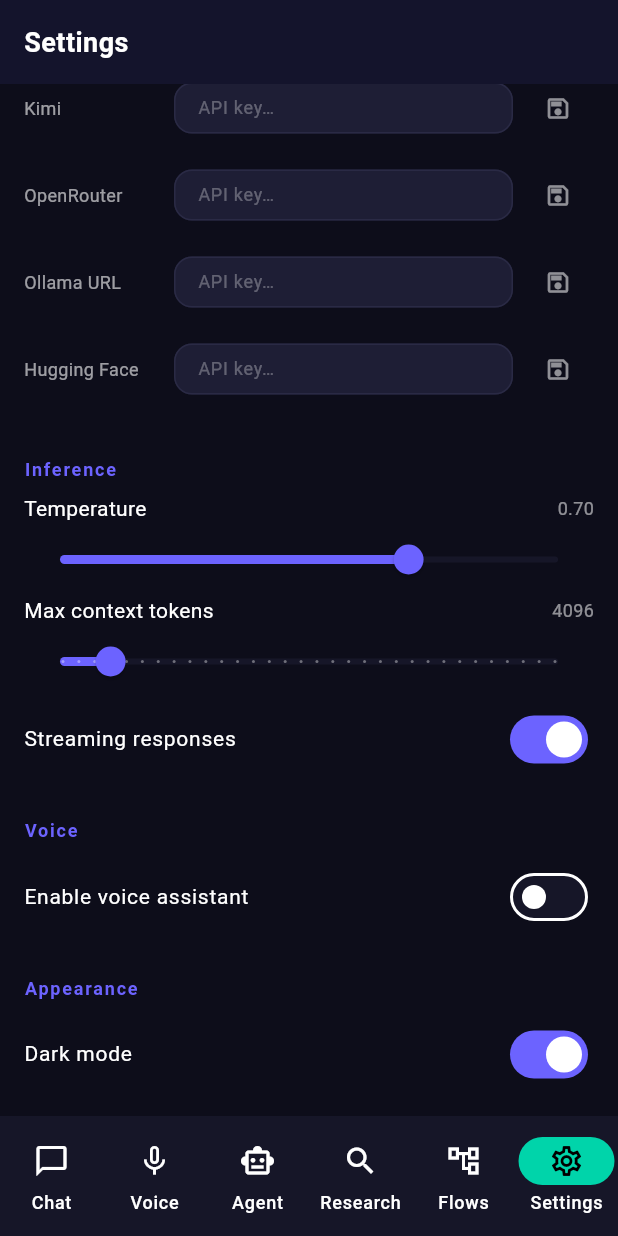
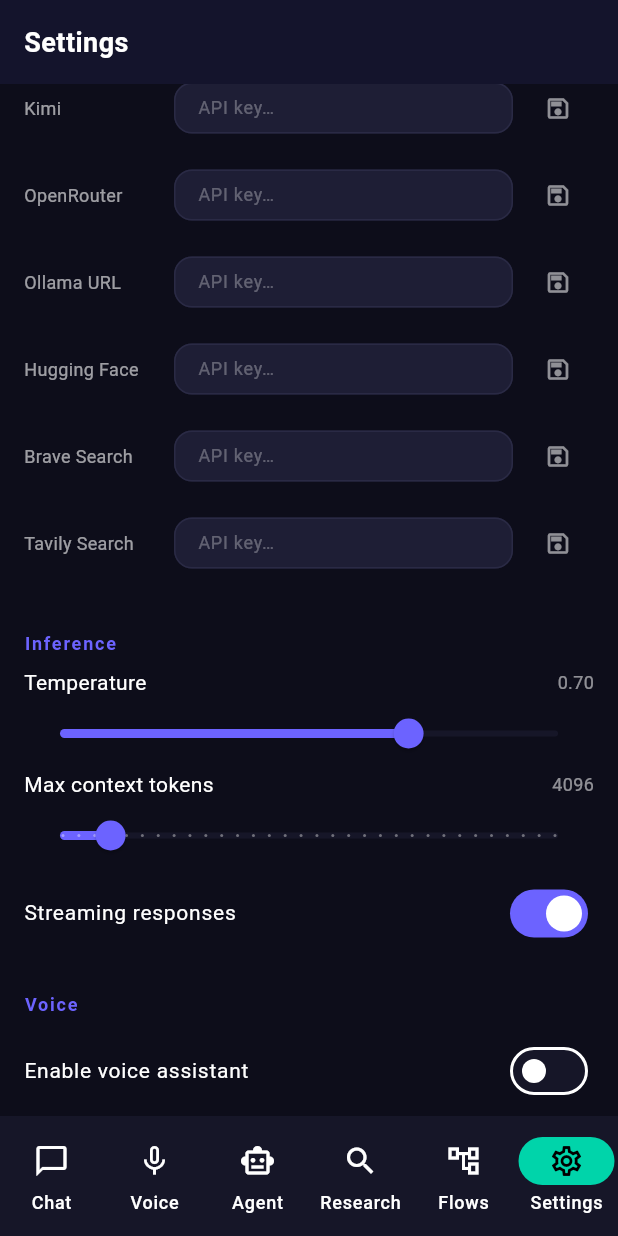
Before and after one commit to itsmesujan/DevPilot, a Flutter app: the SettingsScreen screen opened by its route, scrolled down 576 dp, on a phone screen of 412 x 824 dp. Run offline on Flutter 3.47's test engine with Material 3 defaults, Android fonts, the phone set to English and light mode, and no system bars; our stand-ins replace device_info_plus, dio, file_picker, flutter_animate, flutter_markdown, flutter_riverpod and 6 more; missing offline and left inert: dart:ffi, llama_flutter_android, sqlite3; accounts and stored records are empty.

Commit message:
Fix: wire Brave/Tavily API keys to StorageService; add to Settings; remove stale comments

```diff
--- a/lib/features/settings/settings_screen.dart
+++ b/lib/features/settings/settings_screen.dart
@@ -24,7 +24,7 @@ class _SettingsScreenState extends ConsumerState<SettingsScreen> {
   final _providers = [
     'openai', 'anthropic', 'gemini', 'mistral',
     'deepseek', 'groq', 'together', 'kimi', 'openrouter', 'ollama',
-    'huggingface',
+    'huggingface', 'brave', 'tavily',
   ];
 
   @override
@@ -257,6 +257,8 @@ class _ApiKeyTileState extends State<_ApiKeyTile> {
       case 'openrouter': return 'OpenRouter';
       case 'ollama': return 'Ollama URL';
       case 'huggingface': return 'Hugging Face';
+      case 'brave': return 'Brave Search';
+      case 'tavily': return 'Tavily Search';
       default: return provider.isNotEmpty ? (provider[0].toUpperCase() + provider.substring(1)) : provider;
     }
   }
--- a/lib/services/agent/tools/builtin_tools.dart
+++ b/lib/services/agent/tools/builtin_tools.dart
@@ -35,7 +35,7 @@ class BuiltinTools {
     // Text processing tools
     registry.register(TextProcessorTool.definition);
 
-    // Knowledge/Note tools (placeholder - will be implemented with memory feature)
+    // Knowledge/Note tools — backed by AppDatabase & MemoryService
     registry.register(_createNoteTool());
     registry.register(_createKnowledgeSearchTool());
   }
--- a/lib/services/agent/tools/web_search_tool.dart
+++ b/lib/services/agent/tools/web_search_tool.dart
@@ -1,6 +1,7 @@
 import 'dart:convert';
 import 'package:http/http.dart' as http;
 import '../../../models/agent_models.dart';
+import '../../storage/storage_service.dart';
 
 /// Web search tool using DuckDuckGo API (free, no API key required)
 class WebSearchTool {
@@ -122,12 +123,10 @@ class BraveSearchTool {
     final count = (args['count'] as num?)?.toInt() ?? 10;
     final lang = args['search_lang'] as String? ?? 'en';
 
-    // Note: API key should be stored securely
-    // This is a placeholder - actual implementation would get from storage
-    const apiKey = ''; // Get from StorageService
+    final apiKey = await StorageService.instance.getApiKey('brave') ?? '';
 
     if (apiKey.isEmpty) {
-      return 'Brave Search API key not configured. Use web_search instead.';
+      return 'Brave Search API key not configured. Go to Settings → API Keys and add your Brave key, or use web_search instead.';
     }
 
     final url = Uri.parse(
@@ -201,10 +200,10 @@ class TavilySearchTool {
     final maxResults = (args['max_results'] as num?)?.toInt() ?? 5;
     final includeAnswer = args['include_answer'] as bool? ?? true;
 
-    const apiKey = ''; // Get from StorageService
+    final apiKey = await StorageService.instance.getApiKey('tavily') ?? '';
 
     if (apiKey.isEmpty) {
-      return 'Tavily API key not configured. Use web_search instead.';
+      return 'Tavily API key not configured. Go to Settings → API Keys and add your Tavily key, or use web_search instead.';
     }
 
     try {
```
